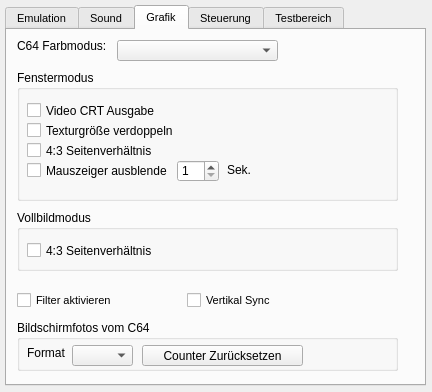
ThKattanek/emu64, file src/setup_window.ui: the form before one commit.
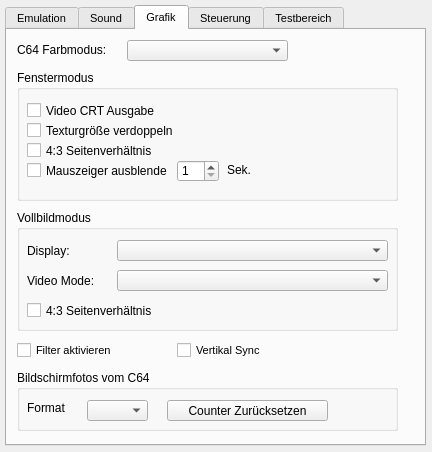
The form after the commit. The open tabs and pages were chosen to show the change.

Patch:
```diff
--- a/src/setup_window.ui
+++ b/src/setup_window.ui
@@ -10,7 +10,7 @@
     <x>0</x>
     <y>0</y>
     <width>432</width>
-    <height>392</height>
+    <height>452</height>
    </rect>
   </property>
   <property name="windowTitle">
@@ -25,7 +25,7 @@
      <x>5</x>
      <y>5</y>
      <width>421</width>
-     <height>381</height>
+     <height>441</height>
     </rect>
    </property>
    <property name="font">
@@ -403,7 +403,7 @@
      <property name="geometry">
       <rect>
        <x>10</x>
-       <y>6</y>
+       <y>10</y>
        <width>101</width>
        <height>20</height>
       </rect>
@@ -420,7 +420,7 @@
     <widget class="QComboBox" name="C64Farbmodus">
      <property name="geometry">
       <rect>
-       <x>110</x>
+       <x>120</x>
        <y>10</y>
        <width>161</width>
        <height>21</height>
@@ -561,7 +561,7 @@
        <x>10</x>
        <y>180</y>
        <width>381</width>
-       <height>61</height>
+       <height>121</height>
       </rect>
      </property>
      <property name="font">
@@ -576,7 +576,7 @@
       <property name="geometry">
        <rect>
         <x>10</x>
-        <y>30</y>
+        <y>90</y>
         <width>177</width>
         <height>21</height>
        </rect>
@@ -588,6 +588,52 @@
        <string>4:3 Seitenverhältnis</string>
       </property>
      </widget>
+     <widget class="QComboBox" name="VideoModes">
+      <property name="geometry">
+       <rect>
+        <x>100</x>
+        <y>60</y>
+        <width>271</width>
+        <height>21</height>
+       </rect>
+      </property>
+     </widget>
+     <widget class="QLabel" name="label_6">
+      <property name="geometry">
+       <rect>
+        <x>10</x>
+        <y>60</y>
+        <width>81</width>
+        <height>22</height>
+       </rect>
+      </property>
+      <property name="text">
+       <string>Video Mode:</string>
+      </property>
+     </widget>
+     <widget class="QLabel" name="label_7">
+      <property name="geometry">
+       <rect>
+        <x>10</x>
+        <y>30</y>
+        <width>51</width>
+        <height>22</height>
+       </rect>
+      </property>
+      <property name="text">
+       <string>Display:</string>
+      </property>
+     </widget>
+     <widget class="QComboBox" name="DisplayList">
+      <property name="geometry">
+       <rect>
+        <x>100</x>
+        <y>30</y>
+        <width>271</width>
+        <height>21</height>
+       </rect>
+      </property>
+     </widget>
     </widget>
     <widget class="QGroupBox" name="screenshot_group">
      <property name="enabled">
@@ -596,9 +642,9 @@
      <property name="geometry">
       <rect>
        <x>10</x>
-       <y>290</y>
+       <y>340</y>
        <width>381</width>
-       <height>51</height>
+       <height>61</height>
       </rect>
      </property>
      <property name="font">
@@ -613,8 +659,8 @@
       <property name="geometry">
        <rect>
         <x>10</x>
-        <y>25</y>
-        <width>41</width>
+        <y>30</y>
+        <width>51</width>
         <height>16</height>
        </rect>
       </property>
@@ -633,8 +679,8 @@
       </property>
       <property name="geometry">
        <rect>
-        <x>55</x>
-        <y>25</y>
+        <x>70</x>
+        <y>30</y>
         <width>61</width>
         <height>21</height>
        </rect>
@@ -651,8 +697,8 @@
      <widget class="QPushButton" name="ResetSShotCounter">
       <property name="geometry">
        <rect>
-        <x>125</x>
-        <y>25</y>
+        <x>150</x>
+        <y>30</y>
         <width>161</width>
         <height>21</height>
        </rect>
@@ -677,7 +723,7 @@
      <property name="geometry">
       <rect>
        <x>10</x>
-       <y>260</y>
+       <y>310</y>
        <width>151</width>
        <height>21</height>
       </rect>
@@ -695,8 +741,8 @@
      </property>
      <property name="geometry">
       <rect>
-       <x>180</x>
-       <y>260</y>
+       <x>170</x>
+       <y>310</y>
        <width>141</width>
        <height>21</height>
       </rect>
```
Left out of the diff: 102 changed lines with no effect on the pictures.
